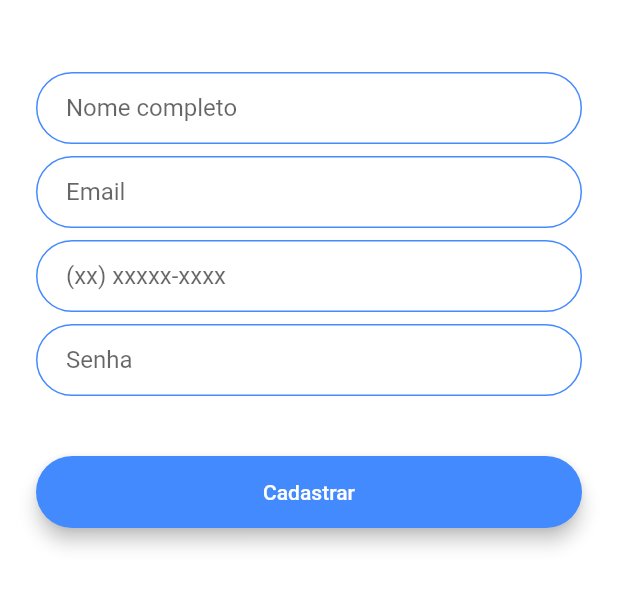
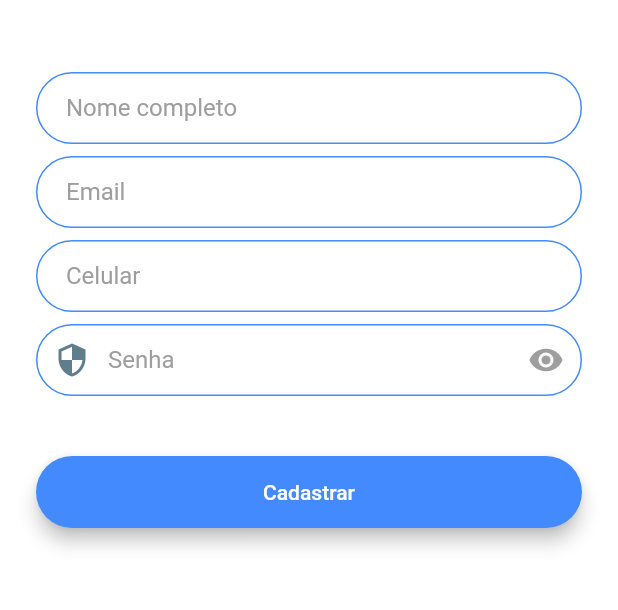
Before and after one commit to Rossitto/lsrtcc_Frontend_Flutter, a Flutter app: the RegistrationScreen screen opened by its route, after a tap on "Cadastrar", on a phone screen of 412 x 824 dp, the part 417-1027 px from its top. Run offline on Flutter 3.47's test engine with Material 2 defaults, Android fonts, the light colour scheme and no system bars; our stand-ins replace animated_text_kit; network calls fail.

Commit message:
TCC-43 passoword hidden when typing

```diff
--- a/lib/constants.dart
+++ b/lib/constants.dart
@@ -19,7 +19,8 @@ const kMessageContainerDecoration = BoxDecoration(
 );
 
 const kTextFieldDecoration = InputDecoration(
-  hintText: 'Email',
+  labelStyle: TextStyle(color: Colors.grey),
+  labelText: 'Email',
   contentPadding: EdgeInsets.symmetric(vertical: 10.0, horizontal: 20.0),
   border: OutlineInputBorder(
     borderRadius: BorderRadius.all(Radius.circular(32.0)),
--- a/lib/screens/registration_screen.dart
+++ b/lib/screens/registration_screen.dart
@@ -3,6 +3,7 @@ import 'package:lsrtcc_flutter/constants.dart';
 import 'package:flutter/material.dart';
 import 'package:lsrtcc_flutter/components/rounded_button.dart';
 import 'package:lsrtcc_flutter/model/user.dart';
+import 'package:lsrtcc_flutter/services/backend_api.dart';
 
 class RegistrationScreen extends StatefulWidget {
   static const String id = 'registration_screen';
@@ -12,6 +13,8 @@ class RegistrationScreen extends StatefulWidget {
 }
 
 class _RegistrationScreenState extends State<RegistrationScreen> {
+  bool _showPassword = false;
+
   String name;
   String email;
   String phone;
@@ -42,7 +45,7 @@ class _RegistrationScreenState extends State<RegistrationScreen> {
                 name = value.trim();
               },
               decoration: kTextFieldDecoration.copyWith(
-                hintText: 'Nome completo',
+                labelText: 'Nome completo',
               ),
             ),
             SizedBox(
@@ -63,20 +66,34 @@ class _RegistrationScreenState extends State<RegistrationScreen> {
                 phone = value.trim();
               },
               decoration: kTextFieldDecoration.copyWith(
-                hintText: '(xx) xxxxx-xxxx',
+                labelText: 'Celular',
               ),
             ),
             SizedBox(
               height: 8.0,
             ),
             TextField(
+              obscureText: !this._showPassword,
               keyboardType: TextInputType.visiblePassword,
               onChanged: (value) {
                 password = value.trim();
               },
               decoration: kTextFieldDecoration.copyWith(
-                hintText: 'Senha',
-              ),
+                  labelText: 'Senha',
+                  prefixIcon: Icon(
+                    Icons.security,
+                    color: Colors.blueGrey,
+                  ),
+                  suffixIcon: IconButton(
+                    icon: Icon(
+                      Icons.remove_red_eye,
+                      color:
+                          this._showPassword ? Colors.blueAccent : Colors.grey,
+                    ),
+                    onPressed: () {
+                      setState(() => this._showPassword = !this._showPassword);
+                    },
+                  )),
             ),
             SizedBox(
               height: 24.0,
@@ -84,26 +101,20 @@ class _RegistrationScreenState extends State<RegistrationScreen> {
             RoundedButton(
               color: Colors.blueAccent,
               text: 'Cadastrar',
-              // TODO: implementar POST method!
               onPressed: () {
                 print(
                     "Name: $name. Email: $email. Phone: $phone. Pwd: $password.");
-                // TODO: create a user with this information
-                // User currentUser = User();
                 User currentUser = User(
                     id: null,
                     name: name,
                     email: email,
                     phone: phone,
                     password: password);
-                // currentUser.setName(name);
-                // currentUser.setEmail(email);
-                // currentUser.setPhone(phone);
-                // currentUser.setPassword(password);
                 print(currentUser.name);
-                String json = jsonEncode(currentUser);
+                String jsonUser = jsonEncode(currentUser);
                 // var json = currentUser.toJson();
-                print(json);
+                print(jsonUser);
+                NetworkHelper.postUser(jsonUser);
               },
             ),
           ],
--- a/lib/services/backend_api.dart
+++ b/lib/services/backend_api.dart
@@ -6,11 +6,20 @@ class NetworkHelper {
 
   String url;
 
+  static Future<http.Response> postUser(String jsonUser) {
+    return http.post(
+      'http://localhost:8080/users',
+      headers: <String, String>{
+        'Content-Type': 'application/json; charset=UTF-8',
+      },
+      body: jsonUser,
+    );
+  }
+
 // TODO: post User method
   Future<bool> postData() async {
     http.Response response = await http.post(url);
 
-// TODO: conferir status de sucesso do post method
 // TODO: retorna true e false mesmo???
     if (response.statusCode == 201) {
       return true;
```
